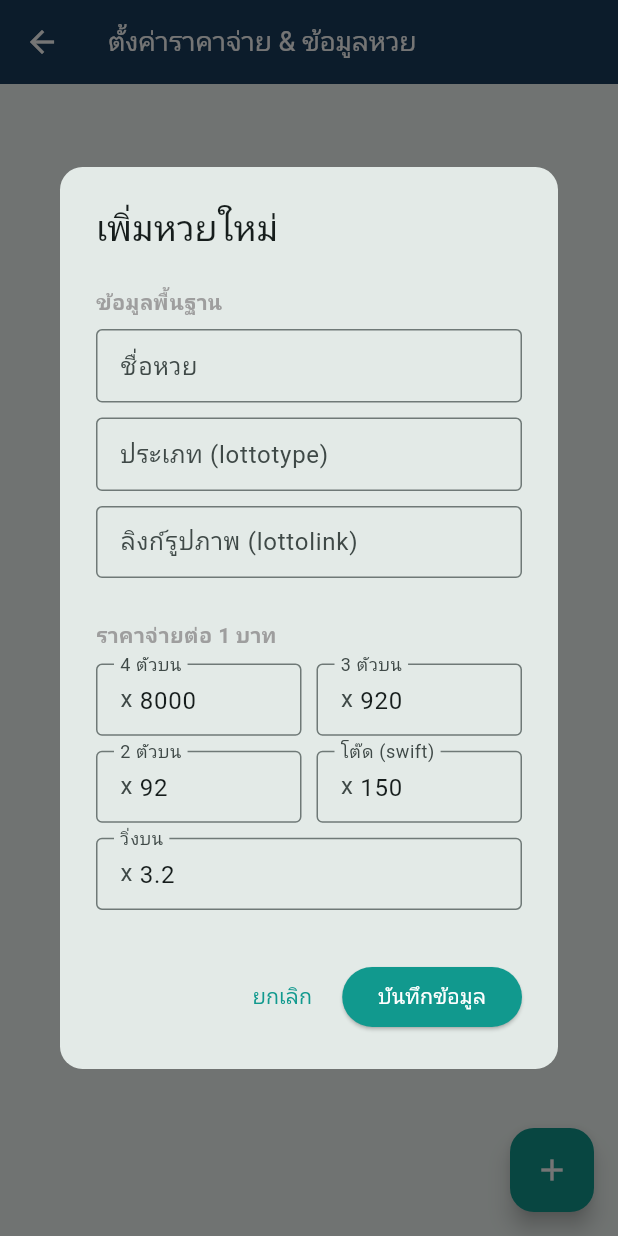
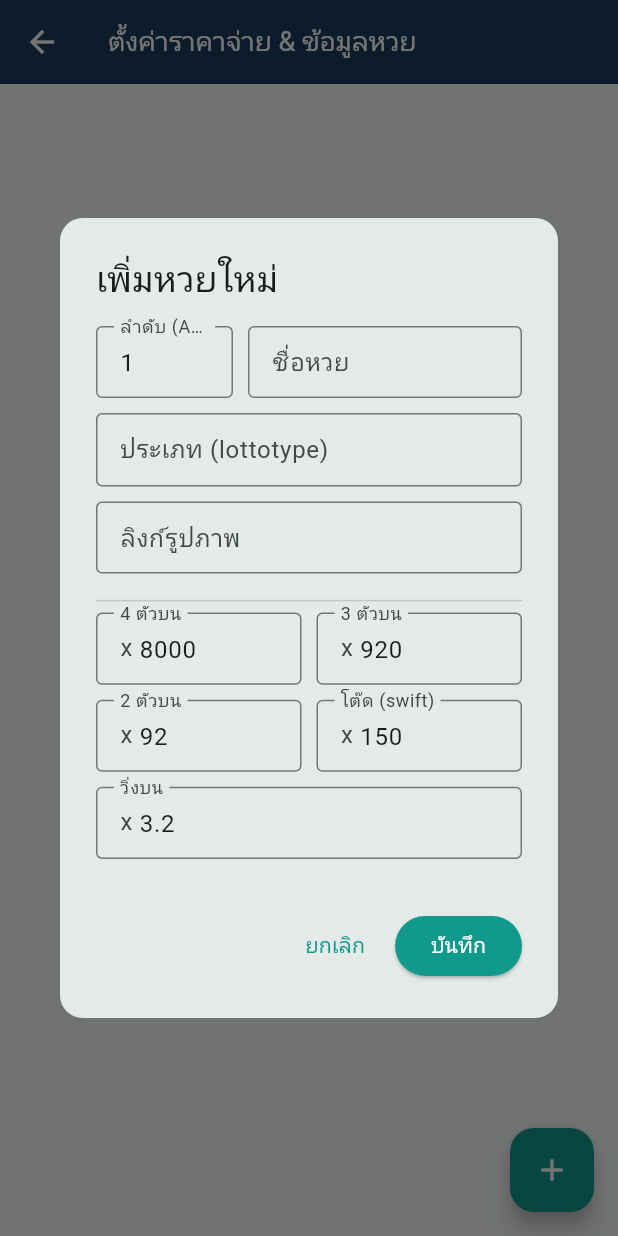
Before and after one commit to sojunbon/viewlotto, a Flutter app: the AdminLottoConfig screen opened by its route, after a tap on the "add" icon, on a phone screen of 412 x 824 dp. Run offline on Flutter 3.47's test engine with Material 3 defaults, Android fonts, the phone set to English and light mode, and no system bars; our stand-ins replace cloud_firestore, firebase_auth, firebase_core; accounts and stored records are empty; Roboto replaces fonts that are missing (Kanit).

Commit message:
admin lotto v4

```diff
--- a/lib/admin_lotto_config.dart
+++ b/lib/admin_lotto_config.dart
@@ -20,17 +20,13 @@ class AdminLottoConfig extends StatelessWidget {
             .collection('configs')
             .doc('lottogen')
             .collection('lottogrid')
-            .orderBy('number')
+            .orderBy('number') // ✅ เรียงตามลำดับเลขที่ตั้งไว้
             .snapshots(),
         builder: (context, snapshot) {
-          if (snapshot.connectionState == ConnectionState.waiting) {
+          if (snapshot.connectionState == ConnectionState.waiting)
             return const Center(child: CircularProgressIndicator());
-          }
-          if (!snapshot.hasData || snapshot.data!.docs.isEmpty) {
-            return const Center(
-              child: Text("ยังไม่มีรายการหวย กดปุ่ม + เพื่อเพิ่ม"),
-            );
-          }
+          if (!snapshot.hasData || snapshot.data!.docs.isEmpty)
+            return const Center(child: Text("ยังไม่มีรายการหวย"));
 
           final docs = snapshot.data!.docs;
 
@@ -40,6 +36,7 @@ class AdminLottoConfig extends StatelessWidget {
             itemBuilder: (context, index) {
               final data = docs[index].data() as Map<String, dynamic>;
               final docId = docs[index].id;
+              final int lottoNumber = data['number'] ?? 0; // ✅ แสดงเลขลำดับ
 
               return Card(
                 elevation: 3,
@@ -48,34 +45,19 @@ class AdminLottoConfig extends StatelessWidget {
                   borderRadius: BorderRadius.circular(12),
                 ),
                 child: ListTile(
-                  leading: data['lottolink'] != null && data['lottolink'] != ""
-                      ? Image.network(
-                          data['lottolink'],
-                          width: 40,
-                          height: 40,
-                          fit: BoxFit.cover,
-                          errorBuilder: (c, e, s) => const Icon(
-                            Icons.broken_image,
-                            color: Colors.grey,
-                          ),
-                        )
-                      : Container(
-                          padding: const EdgeInsets.all(8),
-                          decoration: BoxDecoration(
-                            color: Colors.grey[200],
-                            shape: BoxShape.circle,
-                          ),
-                          child: const Icon(
-                            Icons.sports_esports,
-                            color: Colors.grey,
-                          ), // ✅ แก้ไขตรงนี้
-                        ),
+                  leading: CircleAvatar(
+                    backgroundColor: const Color(0xFF1A3D5D),
+                    child: Text(
+                      lottoNumber.toString(),
+                      style: const TextStyle(color: Colors.white, fontSize: 14),
+                    ),
+                  ),
                   title: Text(
                     data['lottoname'] ?? 'ไม่ระบุชื่อ',
                     style: const TextStyle(fontWeight: FontWeight.bold),
                   ),
                   subtitle: Text(
-                    "3ตัว: x${data['digit3']} | 2ตัว: x${data['digit2']} | โต๊ด(swift): x${data['swift']}",
+                    "ID: ${data['lottotype'] ?? '-'} | 3ตัว: x${data['digit3']}",
                   ),
                   trailing: const Icon(Icons.edit, color: Colors.blue),
                   onTap: () =>
@@ -99,8 +81,30 @@ class AdminLottoConfig extends StatelessWidget {
     String docId,
     Map<String, dynamic> data, {
     required bool isNew,
-  }) {
-    // ข้อมูลทั่วไป
+  }) async {
+    // --- Logic Auto Run Number ---
+    int nextNumber = 1;
+    if (isNew) {
+      // ดึงข้อมูลตัวสุดท้ายเพื่อหาเลขลำดับล่าสุด
+      var lastDoc = await FirebaseFirestore.instance
+          .collection('configs')
+          .doc('lottogen')
+          .collection('lottogrid')
+          .orderBy('number', descending: true)
+          .limit(1)
+          .get();
+
+      if (lastDoc.docs.isNotEmpty) {
+        nextNumber = (lastDoc.docs.first.get('number') ?? 0) + 1;
+      }
+    } else {
+      nextNumber = data['number'] ?? 0;
+    }
+
+    // เตรียม Controller
+    TextEditingController numController = TextEditingController(
+      text: nextNumber.toString(),
+    );
     TextEditingController nameController = TextEditingController(
       text: data['lottoname'] ?? "",
     );
@@ -110,8 +114,6 @@ class AdminLottoConfig extends StatelessWidget {
     TextEditingController linkController = TextEditingController(
       text: data['lottolink'] ?? "",
     );
-
-    // ข้อมูลราคาจ่าย (แปลงเป็น String เพื่อใส่ใน TextField)
     TextEditingController d4 = TextEditingController(
       text: (data['digit4'] ?? "8000").toString(),
     );
@@ -128,37 +130,43 @@ class AdminLottoConfig extends StatelessWidget {
       text: (data['swift'] ?? "150").toString(),
     );
 
+    if (!context.mounted) return;
+
     showDialog(
       context: context,
       barrierDismissible: false,
       builder: (ctx) => AlertDialog(
         shape: RoundedRectangleBorder(borderRadius: BorderRadius.circular(15)),
-        title: Text(isNew ? "เพิ่มหวยใหม่" : "แก้ไข: ${data['lottoname']}"),
+        title: Text(isNew ? "เพิ่มหวยใหม่" : "แก้ไขข้อมูล"),
         content: SizedBox(
           width: double.maxFinite,
           child: SingleChildScrollView(
             child: Column(
               mainAxisSize: MainAxisSize.min,
               children: [
-                _buildHeader("ข้อมูลพื้นฐาน"),
-                _buildTextField(
-                  "ชื่อหวย",
-                  nameController,
-                  hint: "เช่น ฮานอยปกติ",
+                Row(
+                  children: [
+                    Expanded(
+                      child: _buildTextField(
+                        "ลำดับ (Auto)",
+                        numController,
+                        isNum: true,
+                      ),
+                    ), // ✅ ฟิลด์ number
+                    const SizedBox(width: 10),
+                    Expanded(
+                      flex: 2,
+                      child: _buildTextField("ชื่อหวย", nameController),
+                    ),
+                  ],
                 ),
                 _buildTextField(
                   "ประเภท (lottotype)",
                   typeController,
-                  hint: "เช่น thai, lao, hanoy",
+                  hint: "เช่น thai, lao",
                 ),
-                _buildTextField(
-                  "ลิงก์รูปภาพ (lottolink)",
-                  linkController,
-                  hint: "https://...",
-                ),
-
-                const SizedBox(height: 10),
-                _buildHeader("ราคาจ่ายต่อ 1 บาท"),
+                _buildTextField("ลิงก์รูปภาพ", linkController),
+                const Divider(),
                 Row(
                   children: [
                     Expanded(child: _buildPriceField("4 ตัวบน", d4)),
@@ -172,7 +180,7 @@ class AdminLottoConfig extends StatelessWidget {
                     const SizedBox(width: 10),
                     Expanded(
                       child: _buildPriceField("โต๊ด (swift)", swiftController),
-                    ), // ✅ เพิ่ม Swift
+                    ),
                   ],
                 ),
                 _buildPriceField("วิ่งบน", d1),
@@ -192,12 +200,10 @@ class AdminLottoConfig extends StatelessWidget {
             onPressed: () async {
               if (nameController.text.isEmpty) return;
 
-              final collection = FirebaseFirestore.instance
-                  .collection('configs')
-                  .doc('lottogen')
-                  .collection('lottogrid');
-
-              Map<String, dynamic> updateData = {
+              Map<String, dynamic> finalData = {
+                'number':
+                    int.tryParse(numController.text) ??
+                    nextNumber, // ✅ บันทึก number
                 'lottoname': nameController.text,
                 'lottotype': typeController.text,
                 'lottolink': linkController.text,
@@ -205,50 +211,25 @@ class AdminLottoConfig extends StatelessWidget {
                 'digit3': int.tryParse(d3.text) ?? 0,
                 'digit2': int.tryParse(d2.text) ?? 0,
                 'digit1': double.tryParse(d1.text) ?? 0.0,
-                'swift':
-                    int.tryParse(swiftController.text) ?? 0, // ✅ บันทึก Swift
+                'swift': int.tryParse(swiftController.text) ?? 0,
+                'lottostatus': data['lottostatus'] ?? true,
               };
 
+              final collection = FirebaseFirestore.instance
+                  .collection('configs')
+                  .doc('lottogen')
+                  .collection('lottogrid');
+
               if (isNew) {
-                // หาเลขลำดับถัดไป
-                var lastDoc = await collection
-                    .orderBy('number', descending: true)
-                    .limit(1)
-                    .get();
-                int nextNumber = lastDoc.docs.isNotEmpty
-                    ? (lastDoc.docs.first.get('number') ?? 0) + 1
-                    : 1;
-                updateData['number'] = nextNumber;
-                updateData['lottostatus'] = true;
-
-                await collection.add(updateData);
+                await collection.add(finalData);
               } else {
-                await collection.doc(docId).update(updateData);
+                await collection.doc(docId).update(finalData);
               }
               Navigator.pop(ctx);
             },
-            child: const Text(
-              "บันทึกข้อมูล",
-              style: TextStyle(color: Colors.white),
-            ),
+            child: const Text("บันทึก", style: TextStyle(color: Colors.white)),
           ),
         ],
-      ),
-    );
-  }
-
-  Widget _buildHeader(String title) {
-    return Padding(
-      padding: const EdgeInsets.symmetric(vertical: 8),
-      child: Align(
-        alignment: Alignment.centerLeft,
-        child: Text(
-          title,
-          style: const TextStyle(
-            fontWeight: FontWeight.bold,
-            color: Colors.grey,
-          ),
-        ),
       ),
     );
   }
@@ -257,11 +238,13 @@ class AdminLottoConfig extends StatelessWidget {
     String label,
     TextEditingController controller, {
     String? hint,
+    bool isNum = false,
   }) {
     return Padding(
       padding: const EdgeInsets.only(bottom: 10),
       child: TextField(
         controller: controller,
+        keyboardType: isNum ? TextInputType.number : TextInputType.text,
         decoration: InputDecoration(
           labelText: label,
           hintText: hint,
```
